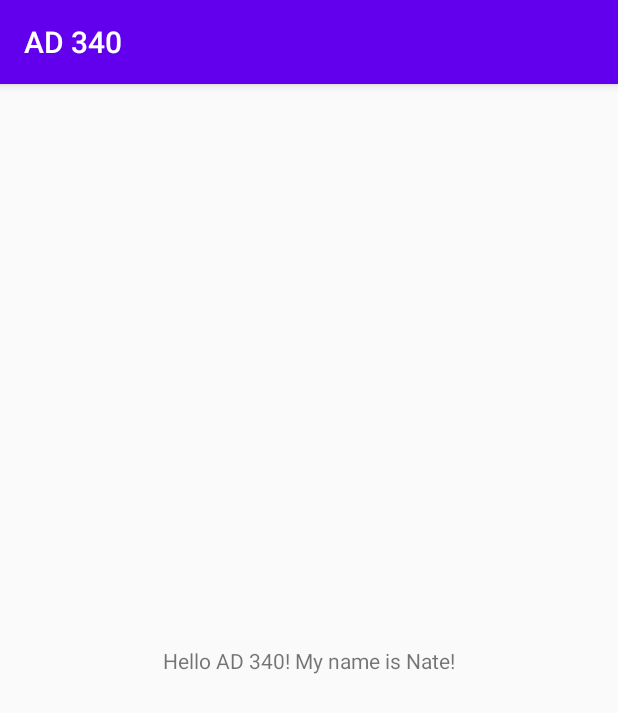
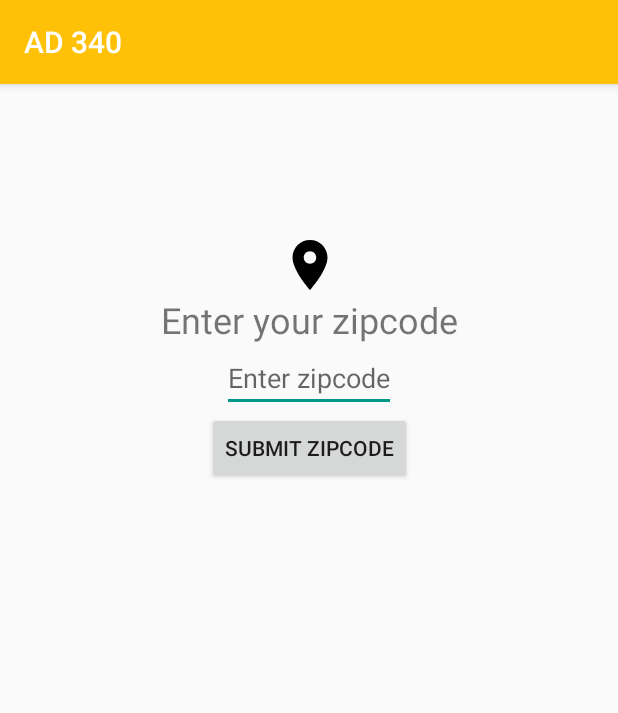
Before and after one commit to n8ebel/AD340, an Android app: the screen it shows after launch (MainActivity), on a phone screen of 412 x 824 dp. Shown: the top 713 px of the screen. Run offline under Robolectric (Android 15) with nearby library versions, the phone set to English and light mode, and no system bars.

Commit message:
Accept a zipcode input from users and display toast

```diff
--- a/app/src/main/java/com/goobar/io/ad340/MainActivity.kt
+++ b/app/src/main/java/com/goobar/io/ad340/MainActivity.kt
@@ -2,11 +2,55 @@ package com.goobar.io.ad340
 
 import androidx.appcompat.app.AppCompatActivity
 import android.os.Bundle
+import android.widget.Button
+import android.widget.EditText
+import android.widget.Toast
 
 class MainActivity : AppCompatActivity() {
+
+  // region Setup Methods
 
   override fun onCreate(savedInstanceState: Bundle?) {
     super.onCreate(savedInstanceState)
     setContentView(R.layout.activity_main)
+
+    val zipcodeEditText: EditText = findViewById(R.id.zipcodeEditText)
+    val enterButton: Button = findViewById(R.id.enterButton)
+
+    enterButton.setOnClickListener {
+      val zipcode: String = zipcodeEditText.text.toString()
+
+      if (zipcode.length != 5) {
+        Toast.makeText(this, R.string.zipcode_entry_error, Toast.LENGTH_SHORT).show()
+      } else {
+        Toast.makeText(this, zipcode, Toast.LENGTH_SHORT).show()
+      }
+    }
   }
+
+  override fun onStart() {
+    super.onStart()
+  }
+
+  override fun onResume() {
+    super.onResume()
+  }
+
+  // endregion Setup Methods
+
+  // region Teardown Methods
+
+  override fun onPause() {
+    super.onPause()
+  }
+
+  override fun onStop() {
+    super.onStop()
+  }
+
+  override fun onDestroy() {
+    super.onDestroy()
+  }
+
+  // endregion Teardown Methods
 }
--- /dev/null
+++ b/app/src/main/res/drawable/ic_location_on_black_24dp.xml
@@ -0,0 +1,9 @@
+<vector xmlns:android="http://schemas.android.com/apk/res/android"
+        android:width="24dp"
+        android:height="24dp"
+        android:viewportWidth="24.0"
+        android:viewportHeight="24.0">
+    <path
+        android:fillColor="#FF000000"
+        android:pathData="M12,2C8.13,2 5,5.13 5,9c0,5.25 7,13 7,13s7,-7.75 7,-13c0,-3.87 -3.13,-7 -7,-7zM12,11.5c-1.38,0 -2.5,-1.12 -2.5,-2.5s1.12,-2.5 2.5,-2.5 2.5,1.12 2.5,2.5 -1.12,2.5 -2.5,2.5z"/>
+</vector>
--- a/app/src/main/res/layout/activity_main.xml
+++ b/app/src/main/res/layout/activity_main.xml
@@ -1,5 +1,6 @@
 <?xml version="1.0" encoding="utf-8"?>
-<androidx.constraintlayout.widget.ConstraintLayout xmlns:android="http://schemas.android.com/apk/res/android"
+<androidx.constraintlayout.widget.ConstraintLayout
+    xmlns:android="http://schemas.android.com/apk/res/android"
     xmlns:app="http://schemas.android.com/apk/res-auto"
     xmlns:tools="http://schemas.android.com/tools"
     android:layout_width="match_parent"
@@ -8,13 +9,44 @@
     >
 
   <TextView
+      android:id="@+id/title"
       android:layout_width="wrap_content"
       android:layout_height="wrap_content"
-      android:text="Hello AD 340! My name is Nate!"
+      android:text="Enter your zipcode"
+      android:textSize="@dimen/title_text_height"
+      app:layout_constraintBottom_toTopOf="@+id/zipcodeEditText"
+      app:layout_constraintEnd_toEndOf="@+id/zipcodeEditText"
+      app:layout_constraintStart_toStartOf="@+id/zipcodeEditText" />
+
+  <ImageView
+      android:id="@+id/icon"
+      android:layout_width="@dimen/zipcode_entry_icon_size"
+      android:layout_height="@dimen/zipcode_entry_icon_size"
+      android:src="@drawable/ic_location_on_black_24dp"
+      app:layout_constraintBottom_toTopOf="@+id/title"
+      app:layout_constraintEnd_toEndOf="@+id/title"
+      app:layout_constraintStart_toStartOf="@+id/title" />
+
+  <EditText
+      android:id="@+id/zipcodeEditText"
+      android:layout_width="wrap_content"
+      android:layout_height="wrap_content"
+      android:hint="Enter zipcode"
+      android:inputType="number"
       app:layout_constraintBottom_toBottomOf="parent"
-      app:layout_constraintLeft_toLeftOf="parent"
-      app:layout_constraintRight_toRightOf="parent"
+      app:layout_constraintEnd_toEndOf="parent"
+      app:layout_constraintStart_toStartOf="parent"
       app:layout_constraintTop_toTopOf="parent"
-      />
+      app:layout_constraintVertical_bias="0.24000001" />
+
+  <Button
+      android:id="@+id/enterButton"
+      android:layout_width="wrap_content"
+      android:layout_height="wrap_content"
+      android:text="Submit Zipcode"
+      app:layout_constraintEnd_toEndOf="@+id/zipcodeEditText"
+      app:layout_constraintStart_toStartOf="@+id/zipcodeEditText"
+      app:layout_constraintTop_toBottomOf="@+id/zipcodeEditText" />
+
 
 </androidx.constraintlayout.widget.ConstraintLayout>
--- a/app/src/main/res/values/colors.xml
+++ b/app/src/main/res/values/colors.xml
@@ -1,6 +1,6 @@
 <?xml version="1.0" encoding="utf-8"?>
 <resources>
-  <color name="colorPrimary">#6200EE</color>
-  <color name="colorPrimaryDark">#3700B3</color>
-  <color name="colorAccent">#03DAC5</color>
+  <color name="colorPrimary">#FFC107</color>
+  <color name="colorPrimaryDark">#FFA000</color>
+  <color name="colorAccent">#009688</color>
 </resources>
--- /dev/null
+++ b/app/src/main/res/values/dimens.xml
@@ -0,0 +1,6 @@
+<?xml version="1.0" encoding="utf-8"?>
+<resources>
+    <dimen name="title_text_height">24sp</dimen>
+
+    <dimen name="zipcode_entry_icon_size">40dp</dimen>
+</resources>
--- a/app/src/main/res/values/strings.xml
+++ b/app/src/main/res/values/strings.xml
@@ -1,3 +1,5 @@
 <resources>
   <string name="app_name">AD 340</string>
+
+  <string name="zipcode_entry_error">Please enter valid zipcode</string>
 </resources>
```
